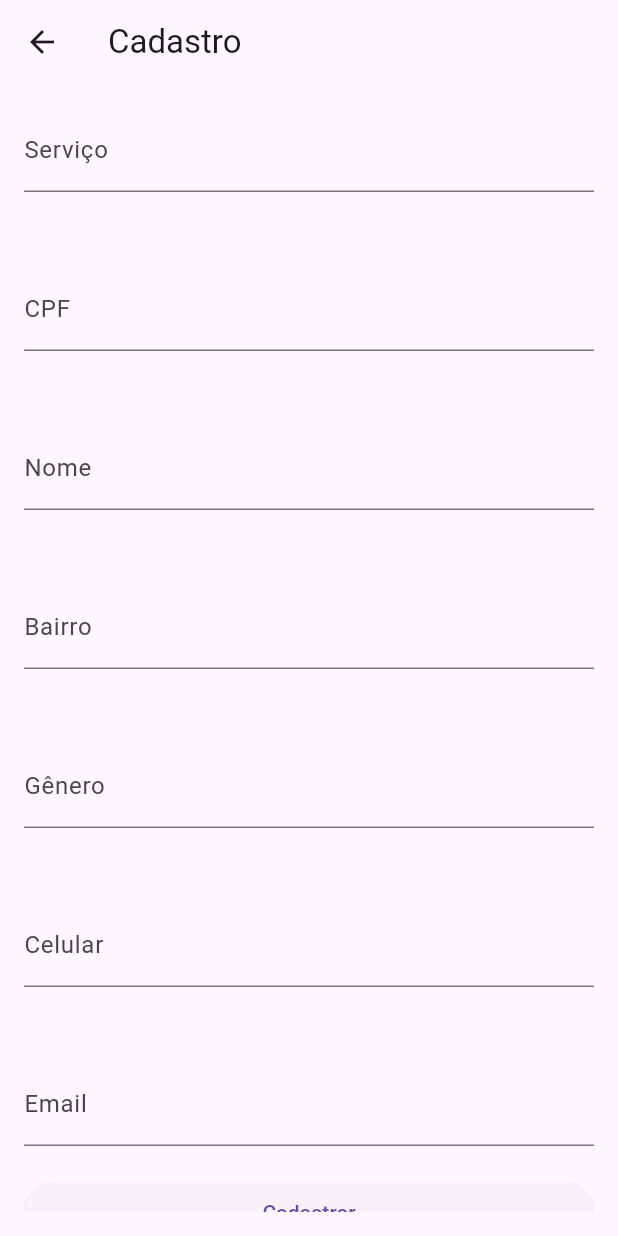
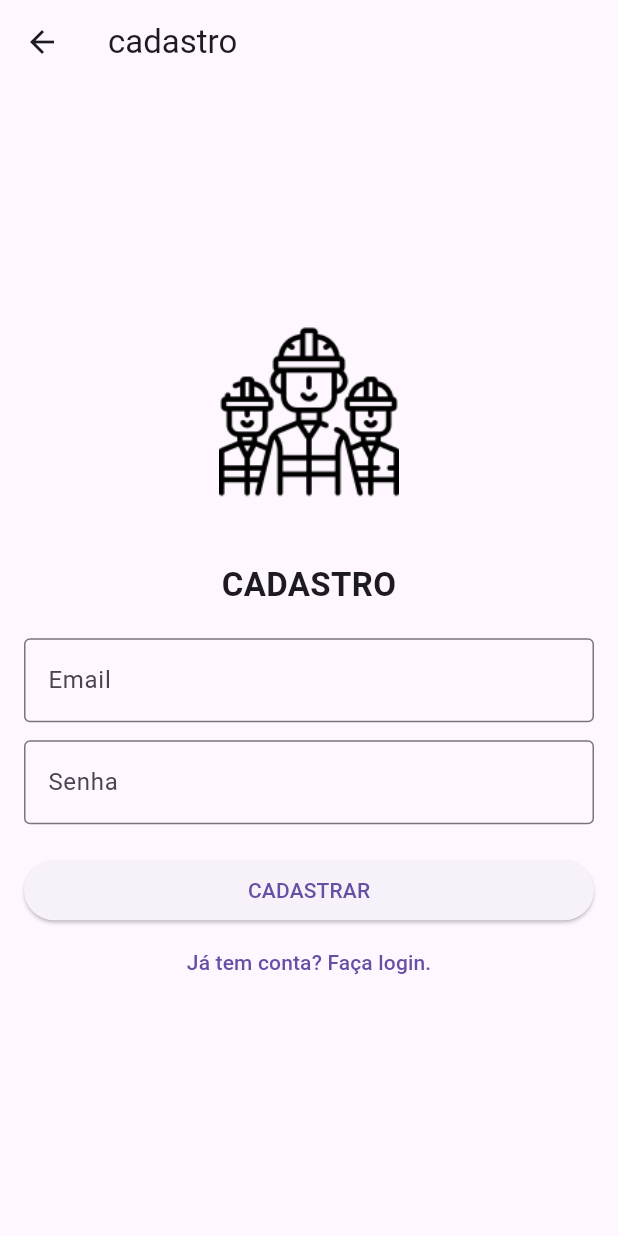
Before and after one commit to Amaralz/Ijob, a Flutter app: the screen it shows after launch, after a tap on "LOGIN", after a tap on "Ainda não tem conta? Cadastre-se agora.", on a phone screen of 412 x 824 dp. Run offline on Flutter 3.47's test engine with Material 3 defaults, Android fonts, the light colour scheme and no system bars; our stand-ins replace firebase_auth, firebase_core, mask_text_input_formatter; accounts and stored records are empty.

Commit message:
Autenticação com Firebase COMPLETA
autenticação e permanência de login completa com o Firebase.

O usuário pode fazer o login e ser direcionado para a homePage, caso o mesmo não tenha login, poderá fazer o cadastro e assim que acabar de fazer, será direcionado para a tela de homePage automaticamente assim como um usuário com perfil já cadastrado, sem ter a necessidade de se cadastrar e precisar ter que ir para a tela de login fazer a autenticação.

```diff
--- a/ijob/lib/main.dart
+++ b/ijob/lib/main.dart
@@ -1,6 +1,7 @@
 import 'package:firebase_core/firebase_core.dart';
 import 'package:flutter/material.dart';
 import 'package:ijob/pages/notificacao_page.dart';
+import 'package:ijob/pages/perfil_page.dart';
 import 'package:ijob/pages/servicos_page.dart';
 import 'package:ijob/widgets/auth_check.dart';
 import 'package:provider/provider.dart';
@@ -14,9 +15,11 @@ void main() async {
   WidgetsFlutterBinding.ensureInitialized();
   await Firebase.initializeApp();
 
+  final authService = AuthService();
+
   runApp(
     MultiProvider(
-      providers: [ChangeNotifierProvider(create: (_) => AuthService())],
+      providers: [ChangeNotifierProvider.value(value: authService)],
 
       child: MaterialApp(
         title: 'Ijob',
@@ -35,7 +38,9 @@ void main() async {
         initialRoute: '/auth_check',
         routes: {
           '/auth_check': (context) => AuthCheck(),
+          '/login': (context) => LoginComponent(),
           '/cadastro': (context) => CadastroComponent(),
+          '/perfil': (context) => const PerfilPage(),
           '/homepage': (context) => HomePage(),
           '/servicos': (context) => ServicosPage(),
           '/notificacao': (context) => NotificacaoPage(),
--- a/ijob/lib/pages/cadastro_component.dart
+++ b/ijob/lib/pages/cadastro_component.dart
@@ -1,73 +1,149 @@
 import 'package:flutter/material.dart';
 import 'package:mask_text_input_formatter/mask_text_input_formatter.dart';
+import 'package:provider/provider.dart';
+import 'package:ijob/services/auth_services.dart';
 
-class CadastroComponent extends StatelessWidget {
-  final cpfFormatter = MaskTextInputFormatter(mask: '###.###.###-##');
-  final celularFormatter = MaskTextInputFormatter(mask: '(##) #####-####');
+class CadastroComponent extends StatefulWidget {
+  const CadastroComponent({super.key});
 
-  final TextEditingController servicoController = TextEditingController();
-  final TextEditingController cpfController = TextEditingController();
-  final TextEditingController nomeController = TextEditingController();
-  final TextEditingController bairroController = TextEditingController();
-  final TextEditingController generoController = TextEditingController();
-  final TextEditingController celularController = TextEditingController();
-  final TextEditingController emailController = TextEditingController();
+  @override
+  State<CadastroComponent> createState() => _CadastroComponentState();
+}
+
+class _CadastroComponentState extends State<CadastroComponent> {
+  final _formKey = GlobalKey<FormState>();
+  final emailController = TextEditingController();
+  final senhaController = TextEditingController();
+  bool loading = false;
+
+  Future<void> registrar() async {
+    if (_formKey.currentState!.validate()) {
+      setState(() => loading = true);
+      try {
+        await context.read<AuthService>().registrar(
+          emailController.text.trim(),
+          senhaController.text,
+        );
+        if (mounted) {
+          Navigator.pushNamedAndRemoveUntil(
+            context,
+            '/auth_check',
+            (route) => false,
+          );
+        }
+      } catch (e) {
+        if (mounted) {
+          setState(() => loading = false);
+          ScaffoldMessenger.of(context).showSnackBar(
+            SnackBar(
+              content: Text(
+                e is AuthException ? e.message : 'Erro inesperado ao cadastrar',
+              ),
+            ),
+          );
+        }
+      }
+    }
+  }
+
+  @override
+  void dispose() {
+    emailController.dispose();
+    senhaController.dispose();
+    super.dispose();
+  }
 
   @override
   Widget build(BuildContext context) {
     return Scaffold(
-      appBar: AppBar(title: Text('Cadastro')),
-      body: Padding(
-        padding: EdgeInsets.all(16),
-        child: ListView(
-          children: [
-            TextField(
-              controller: servicoController,
-              decoration: InputDecoration(labelText: 'Serviço'),
+      appBar: AppBar(title: const Text('cadastro')),
+      body: Center(
+        child: SingleChildScrollView(
+          child: Padding(
+            padding: const EdgeInsets.all(16),
+            child: Form(
+              key: _formKey,
+              child: Column(
+                mainAxisAlignment: MainAxisAlignment.center,
+                crossAxisAlignment: CrossAxisAlignment.stretch,
+                children: [
+                  Image.asset(
+                    'assets/images/trabalhadores.png',
+                    height: 120,
+                    color: Theme.of(context).brightness == Brightness.dark
+                        ? Colors.white
+                        : Colors.black,
+                  ),
+                  const SizedBox(height: 40),
+                  const Text(
+                    'CADASTRO',
+                    textAlign: TextAlign.center,
+                    style: TextStyle(fontSize: 22, fontWeight: FontWeight.bold),
+                  ),
+                  const SizedBox(height: 20),
+                  //Campo de Email
+                  TextFormField(
+                    controller: emailController,
+                    decoration: const InputDecoration(
+                      labelText: 'Email',
+                      border: OutlineInputBorder(),
+                    ),
+                    keyboardType: TextInputType.emailAddress,
+                    validator: (value) {
+                      if (value == null || value.trim().isEmpty) {
+                        return 'Informe o email corretamente!';
+                      }
+                      if (!RegExp(
+                        r'^[\w-\.]+@([\w-]+\.)+[\w-]{2,4}$',
+                      ).hasMatch(value)) {
+                        return 'Informe um email válido!';
+                      }
+                      return null;
+                    },
+                  ),
+                  const SizedBox(height: 12),
+                  //Campo de senha
+                  TextFormField(
+                    controller: senhaController,
+                    decoration: const InputDecoration(
+                      labelText: 'Senha',
+                      border: OutlineInputBorder(),
+                    ),
+                    obscureText: true,
+                    validator: (value) {
+                      if (value == null || value.isEmpty) {
+                        return 'Informe sua senha!';
+                      } else if (value.length < 6) {
+                        return 'Sua senha deve ter no mínimo 6 caracteres';
+                      }
+                      return null;
+                    },
+                  ),
+                  const SizedBox(height: 20),
+                  //Botão de Cadastrar
+                  ElevatedButton(
+                    onPressed: loading ? null : registrar,
+                    child: loading
+                        ? const SizedBox(
+                            width: 24,
+                            height: 24,
+                            child: CircularProgressIndicator(
+                              color: Colors.white,
+                            ),
+                          )
+                        : const Text('CADASTRAR'),
+                  ),
+                  //Botão de voltar ao login
+                  TextButton(
+                    onPressed: () {
+                      Navigator.pushNamed(context, '/login');
+                    },
+                    child: const Text('Já tem conta? Faça login.'),
+                  ),
+                ],
+              ),
             ),
-            SizedBox(height: 50),
-            TextField(
-              controller: cpfController,
-              inputFormatters: [cpfFormatter],
-              keyboardType: TextInputType.number,
-              decoration: InputDecoration(labelText: 'CPF'),
-            ),
-            SizedBox(height: 50),
-            TextField(
-              controller: nomeController,
-              decoration: InputDecoration(labelText: 'Nome'),
-            ),
-            SizedBox(height: 50),
-            TextField(
-              controller: bairroController,
-              decoration: InputDecoration(labelText: 'Bairro'),
-            ),
-            SizedBox(height: 50),
-            TextField(
-              controller: generoController,
-              decoration: InputDecoration(labelText: 'Gênero'),
-            ),
-            SizedBox(height: 50),
-            TextField(
-              controller: celularController,
-              inputFormatters: [celularFormatter],
-              keyboardType: TextInputType.phone,
-              decoration: InputDecoration(labelText: 'Celular'),
-            ),
-            SizedBox(height: 50),
-            TextField(
-              controller: emailController,
-              keyboardType: TextInputType.emailAddress,
-              decoration: InputDecoration(labelText: 'Email'),
-            ),
-            SizedBox(height: 20),
-            ElevatedButton(
-              onPressed: () {
-                // lógica de cadastro
-              },
-              child: Text('Cadastrar'),
-            ),
-          ],
+          ),
         ),
       ),
     );
--- a/ijob/lib/pages/login_component.dart
+++ b/ijob/lib/pages/login_component.dart
@@ -6,6 +6,7 @@ import 'package:provider/provider.dart';
 import 'package:ijob/services/auth_services.dart';
 */
 class LoginComponent extends StatefulWidget {
+  const LoginComponent({Key? key}) : super(key: key);
   @override
   _LoginComponentState createState() => _LoginComponentState();
 }
@@ -24,11 +25,26 @@ class _LoginComponentState extends State<LoginComponent> {
           usuarioController.text.trim(),
           senhaController.text,
         );
-      } on AuthException catch (e) {
-        setState(() => loading = false);
-        ScaffoldMessenger.of(
-          context,
-        ).showSnackBar(SnackBar(content: Text(e.message)));
+        if (mounted) {
+          Navigator.pushNamedAndRemoveUntil(
+            context,
+            '/auth_check',
+            (route) => false,
+          );
+        }
+      } catch (e) {
+        if (mounted) {
+          setState(() => loading = false);
+          ScaffoldMessenger.of(context).showSnackBar(
+            SnackBar(
+              content: Text(
+                e is AuthException
+                    ? e.message
+                    : 'Erro inesperado ao fazer login',
+              ),
+            ),
+          );
+        }
       }
     }
   }
@@ -75,6 +91,11 @@ class _LoginComponentState extends State<LoginComponent> {
                     validator: (value) {
                       if (value == null || value.trim().isEmpty) {
                         return 'Informe o email corretamente!';
+                      }
+                      if (!RegExp(
+                        r'^[\w-\.]+@([\w-]+\.)+[\w-]{2,4}$',
+                      ).hasMatch(value)) {
+                        return 'informe um email válido!';
                       }
                       return null;
                     },
--- a/ijob/lib/widgets/auth_check.dart
+++ b/ijob/lib/widgets/auth_check.dart
@@ -1,30 +1,55 @@
 import 'package:flutter/material.dart';
 import 'package:ijob/pages/home_page.dart';
+import 'package:ijob/pages/perfil_page.dart';
 import 'package:ijob/services/auth_services.dart';
 import 'package:provider/provider.dart';
 import 'package:ijob/pages/login_component.dart';
 
-class AuthCheck extends StatefulWidget {
+class AuthCheck extends StatelessWidget {
   const AuthCheck({super.key});
 
-  @override
-  State<AuthCheck> createState() => _AuthCheckState();
-}
+  Future<bool> _perfilExiste(String? userId) async {
+    if (userId == null) return false;
+    // Comente por enquanto, pois você não tem a página de perfil
+    return true; // TEMPORÁRIO: sempre vai pra HomePage
+  }
 
-class _AuthCheckState extends State<AuthCheck> {
   @override
   Widget build(BuildContext context) {
-    AuthService auth = Provider.of<AuthService>(context);
-    if (auth.isLoading) {
-      return loading();
-    } else if (auth.usuario == null) {
-      return LoginComponent();
-    } else {
-      return HomePage();
-    }
-  }
+    return Consumer<AuthService>(
+      builder: (context, auth, child) {
+        print(
+          'AuthCheck rebuild: isLoading=${auth.isLoading}, usuario=${auth.usuario?.email}',
+        );
 
-  loading() {
-    return Scaffold(body: Center(child: CircularProgressIndicator()));
+        if (auth.isLoading) {
+          return const Scaffold(
+            body: Center(child: CircularProgressIndicator()),
+          );
+        }
+
+        if (auth.usuario == null) {
+          return const LoginComponent();
+        }
+
+        // TEMPORÁRIO: vai direto pra HomePage
+        return const HomePage();
+
+        // QUANDO TIVER PERFIL:
+        // final userId = auth.usuario!.uid;
+        // return FutureBuilder<bool>(
+        //   future: _perfilExiste(userId),
+        //   builder: (context, snapshot) {
+        //     if (snapshot.connectionState == ConnectionState.waiting) {
+        //       return const Scaffold(body: Center(child: CircularProgressIndicator()));
+        //     }
+        //     if (snapshot.hasData && !snapshot.data!) {
+        //       return const PerfilPage();
+        //     }
+        //     return const HomePage();
+        //   },
+        // );
+      },
+    );
   }
 }
--- a/ijob/pubspec.yaml
+++ b/ijob/pubspec.yaml
@@ -32,6 +32,8 @@ dependencies:
     sdk: flutter
   firebase_core: ^4.2.0
   firebase_auth: ^6.1.1
+  sqflite: ^2.3.0
+  path: ^1.8.3
 
   # The following adds the Cupertino Icons font to your application.
   # Use with the CupertinoIcons class for iOS style icons.
```
Also changed, not shown: ijob/lib/components/side_bar.dart (+20 -0 lines), ijob/lib/pages/perfil_page.dart (added, +21 -0 lines), ijob/lib/services/auth_services.dart (+58 -6 lines), ijob/pubspec.lock, 1 other file.
